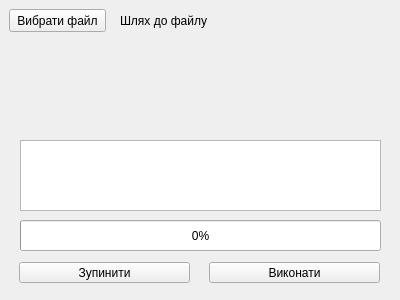
Old version of the form encodeCD/mainwindow.ui in the repository vsavchenko2408/cpp.
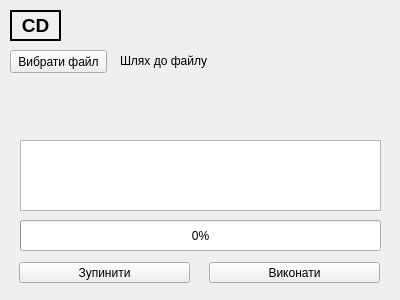
New version of the form.

```diff
--- a/encodeCD/mainwindow.ui
+++ b/encodeCD/mainwindow.ui
@@ -16,12 +16,24 @@
     <verstretch>0</verstretch>
    </sizepolicy>
   </property>
+  <property name="minimumSize">
+   <size>
+    <width>400</width>
+    <height>300</height>
+   </size>
+  </property>
+  <property name="maximumSize">
+   <size>
+    <width>400</width>
+    <height>300</height>
+   </size>
+  </property>
   <widget class="QWidget" name="centralWidget">
    <widget class="QPushButton" name="selectFileButton">
     <property name="geometry">
      <rect>
-      <x>9</x>
-      <y>9</y>
+      <x>10</x>
+      <y>50</y>
       <width>97</width>
       <height>23</height>
      </rect>
@@ -34,7 +46,7 @@
     <property name="geometry">
      <rect>
       <x>120</x>
-      <y>10</y>
+      <y>50</y>
       <width>271</width>
       <height>21</height>
      </rect>
@@ -110,6 +122,34 @@
      <number>0</number>
     </property>
    </widget>
+   <widget class="QLabel" name="label">
+    <property name="geometry">
+     <rect>
+      <x>10</x>
+      <y>10</y>
+      <width>51</width>
+      <height>31</height>
+     </rect>
+    </property>
+    <property name="font">
+     <font>
+      <pointsize>14</pointsize>
+      <bold>true</bold>
+     </font>
+    </property>
+    <property name="frameShape">
+     <enum>QFrame::WinPanel</enum>
+    </property>
+    <property name="frameShadow">
+     <enum>QFrame::Plain</enum>
+    </property>
+    <property name="text">
+     <string>CD</string>
+    </property>
+    <property name="alignment">
+     <set>Qt::AlignCenter</set>
+    </property>
+   </widget>
   </widget>
  </widget>
  <resources/>
```
Left out of the diff: 3 changed lines with no effect on the pictures.
